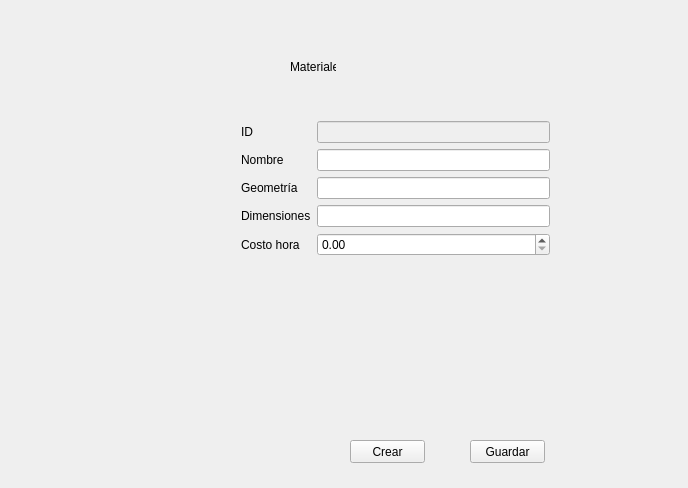
Qt form cosmec/formulariomateriales.ui (Exxu/cosmec-si) before a commit.
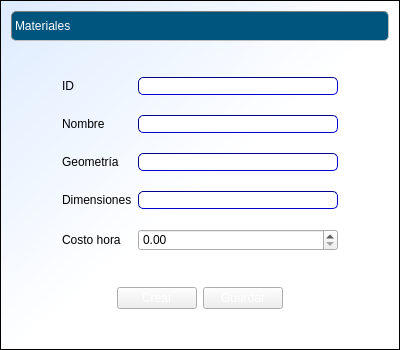
The same form after that commit.

Commit message: formularios actualizados

The edit to the form file:
```diff
--- a/cosmec/formulariomateriales.ui
+++ b/cosmec/formulariomateriales.ui
@@ -6,23 +6,113 @@
    <rect>
     <x>0</x>
     <y>0</y>
-    <width>688</width>
-    <height>488</height>
+    <width>400</width>
+    <height>350</height>
    </rect>
   </property>
+  <property name="minimumSize">
+   <size>
+    <width>350</width>
+    <height>250</height>
+   </size>
+  </property>
   <property name="windowTitle">
    <string>formularioMateriales</string>
   </property>
-  <widget class="QWidget" name="formLayoutWidget">
-   <property name="geometry">
-    <rect>
-     <x>230</x>
-     <y>110</y>
-     <width>331</width>
-     <height>261</height>
-    </rect>
-   </property>
+  <property name="styleSheet">
+   <string notr="true">QWidget#formularioMateriales{
+background:qlineargradient(spread:pad, x1:0, y1:0, x2:1, y2:1, stop:0 rgba(221, 235, 255, 255), stop:0.522727 rgba(255, 255, 255, 255));
+border: 1px solid black;
+}
+.QFrame {
+ border: 1px inset gray;
+ border-radius: 5px;
+ background:  transparent;
+}
+QLabel#label {/*titulos de pág*/
+border: 1px inset gray;
+ border-radius: 5px;
+font: bold 12pt &quot;Calibri&quot;;
+background:rgb(0, 85, 127);
+color:white;
+qproperty-alignment: AlignCenter
+}
+QLabel#label_11 {/*foto*/
+border: 1px inset gray;
+qproperty-alignment: AlignCenter
+}
+QLabel{
+border: 0px;
+font: 11pt &quot;Arial&quot;;
+background: transparent;
+}
+.QPushButton {
+background: qlineargradient(
+  x1:0, y1:0, x2:0, y2:1,
+  stop:0 #68778e,
+  stop: 0.4 #5c637d
+  stop: 0.5 #717990,
+  stop:1 #bec1d2
+ );
+ color: white;
+}
+QLineEdit {
+     border: 1px inset darkblue;
+     border-radius: 5px;
+     background:white;
+     selection-background-color: darkgray;
+ }</string>
+  </property>
+  <layout class="QVBoxLayout" name="verticalLayout">
+   <item>
+    <widget class="QLabel" name="label">
+     <property name="minimumSize">
+      <size>
+       <width>0</width>
+       <height>30</height>
+      </size>
+     </property>
+     <property name="text">
+      <string>Materiales</string>
+     </property>
+    </widget>
+   </item>
+   <item>
+    <spacer name="verticalSpacer">
+     <property name="orientation">
+      <enum>Qt::Vertical</enum>
+     </property>
+     <property name="sizeHint" stdset="0">
+      <size>
+       <width>20</width>
+       <height>40</height>
+      </size>
+     </property>
+    </spacer>
+   </item>
+   <item>
+    <layout class="QHBoxLayout" name="horizontalLayout_2">
+     <item>
+      <spacer name="horizontalSpacer">
+       <property name="orientation">
+        <enum>Qt::Horizontal</enum>
+       </property>
+       <property name="sizeHint" stdset="0">
+        <size>
+         <width>13</width>
+         <height>20</height>
+        </size>
+       </property>
+      </spacer>
+     </item>
+     <item>
    <layout class="QFormLayout" name="formLayout">
+       <property name="horizontalSpacing">
+        <number>6</number>
+       </property>
+       <property name="verticalSpacing">
+        <number>20</number>
+       </property>
     <item row="0" column="0">
      <widget class="QLabel" name="label_2">
       <property name="text">
@@ -42,6 +132,12 @@
       <property name="enabled">
        <bool>false</bool>
       </property>
+         <property name="minimumSize">
+          <size>
+           <width>200</width>
+           <height>0</height>
+          </size>
+         </property>
      </widget>
     </item>
     <item row="1" column="1">
@@ -82,46 +178,93 @@
      </widget>
     </item>
    </layout>
-  </widget>
-  <widget class="QLabel" name="label">
-   <property name="geometry">
-    <rect>
-     <x>290</x>
-     <y>60</y>
-     <width>46</width>
-     <height>13</height>
-    </rect>
-   </property>
-   <property name="text">
-    <string>Materiales</string>
-   </property>
-  </widget>
+     </item>
+     <item>
+      <spacer name="horizontalSpacer_2">
+       <property name="orientation">
+        <enum>Qt::Horizontal</enum>
+       </property>
+       <property name="sizeHint" stdset="0">
+        <size>
+         <width>18</width>
+         <height>20</height>
+        </size>
+       </property>
+      </spacer>
+     </item>
+    </layout>
+   </item>
+   <item>
+    <spacer name="verticalSpacer_2">
+     <property name="orientation">
+      <enum>Qt::Vertical</enum>
+     </property>
+     <property name="sizeHint" stdset="0">
+      <size>
+       <width>20</width>
+       <height>40</height>
+      </size>
+     </property>
+    </spacer>
+   </item>
+   <item>
+    <layout class="QHBoxLayout" name="horizontalLayout">
+     <item>
+      <spacer name="horizontalSpacer_3">
+       <property name="orientation">
+        <enum>Qt::Horizontal</enum>
+       </property>
+       <property name="sizeHint" stdset="0">
+        <size>
+         <width>40</width>
+         <height>20</height>
+        </size>
+       </property>
+      </spacer>
+     </item>
+     <item>
   <widget class="QPushButton" name="pushButton">
-   <property name="geometry">
-    <rect>
-     <x>350</x>
-     <y>440</y>
-     <width>75</width>
-     <height>23</height>
-    </rect>
-   </property>
    <property name="text">
     <string>Crear</string>
    </property>
   </widget>
+     </item>
+     <item>
   <widget class="QPushButton" name="pushButton_2">
-   <property name="geometry">
-    <rect>
-     <x>470</x>
-     <y>440</y>
-     <width>75</width>
-     <height>23</height>
-    </rect>
-   </property>
    <property name="text">
     <string>Guardar</string>
    </property>
   </widget>
+     </item>
+     <item>
+      <spacer name="horizontalSpacer_4">
+       <property name="orientation">
+        <enum>Qt::Horizontal</enum>
+       </property>
+       <property name="sizeHint" stdset="0">
+        <size>
+         <width>40</width>
+         <height>20</height>
+        </size>
+       </property>
+      </spacer>
+     </item>
+    </layout>
+   </item>
+   <item>
+    <spacer name="verticalSpacer_3">
+     <property name="orientation">
+      <enum>Qt::Vertical</enum>
+     </property>
+     <property name="sizeHint" stdset="0">
+      <size>
+       <width>20</width>
+       <height>40</height>
+      </size>
+     </property>
+    </spacer>
+   </item>
+  </layout>
  </widget>
  <layoutdefault spacing="6" margin="11"/>
  <resources/>
```
Lines whose indentation alone changed are shown as unchanged. The commit also changes 25 other files.
